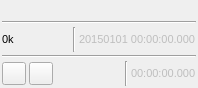
Qt form plugins/samplesource/filesource/filesourcegui.ui (f4exb/sdrangel) before a commit.
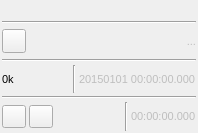
The same form after that commit. Icons and pictures are not drawn. Custom widgets are drawn as their Qt base class.

Commit message: Implemented GUI file dialog

Patch:
```diff
--- a/plugins/samplesource/filesource/filesourcegui.ui
+++ b/plugins/samplesource/filesource/filesourcegui.ui
@@ -7,7 +7,7 @@
     <x>0</x>
     <y>0</y>
     <width>198</width>
-    <height>88</height>
+    <height>133</height>
    </rect>
   </property>
   <property name="sizePolicy">
@@ -106,6 +106,58 @@
      </property>
     </widget>
    </item>
+   <item>
+    <layout class="QHBoxLayout" name="fileSelectionLayout">
+     <item>
+      <widget class="QPushButton" name="showFileDialog">
+       <property name="minimumSize">
+        <size>
+         <width>24</width>
+         <height>24</height>
+        </size>
+       </property>
+       <property name="maximumSize">
+        <size>
+         <width>24</width>
+         <height>24</height>
+        </size>
+       </property>
+       <property name="text">
+        <string/>
+       </property>
+       <property name="icon">
+        <iconset resource="../../../sdrbase/resources/res.qrc">
+         <normaloff>:/preset-load.png</normaloff>:/preset-load.png</iconset>
+       </property>
+      </widget>
+     </item>
+     <item>
+      <widget class="QLabel" name="fileNameText">
+       <property name="enabled">
+        <bool>false</bool>
+       </property>
+       <property name="font">
+        <font>
+         <pointsize>8</pointsize>
+        </font>
+       </property>
+       <property name="text">
+        <string>...</string>
+       </property>
+       <property name="alignment">
+        <set>Qt::AlignRight|Qt::AlignTrailing|Qt::AlignVCenter</set>
+       </property>
+      </widget>
+     </item>
+    </layout>
+   </item>
+   <item>
+    <widget class="Line" name="line_file">
+     <property name="orientation">
+      <enum>Qt::Horizontal</enum>
+     </property>
+    </widget>
+   </item>
    <item>
     <layout class="QHBoxLayout" name="rateTimeLayout">
      <item>
```
Left out of the diff: 2 changed lines with no effect on the pictures. The commit also changes 2 other files.
